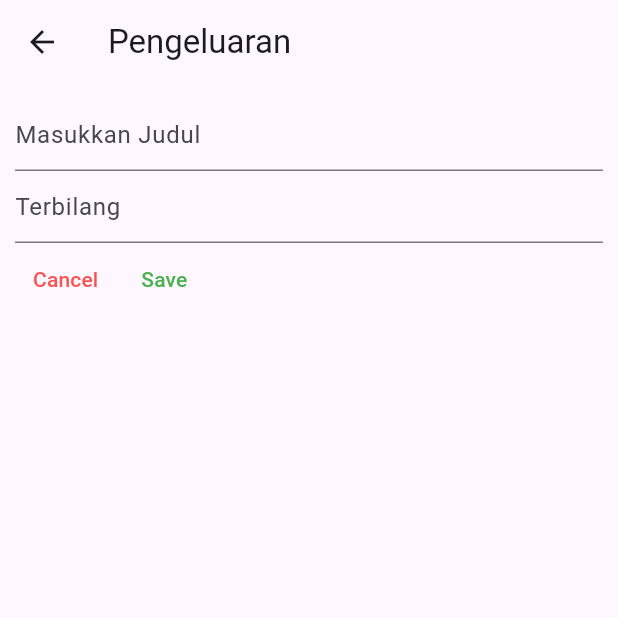
After one commit to abdillahfaiz/financial_record, a Flutter app: the screen it shows after launch, after a tap on "Pengeluaran", on a phone screen of 412 x 824 dp, the top half of it. The commit adds this screen. Run offline on Flutter 3.47's test engine with Material 2 defaults, Android fonts, the phone set to English and light mode, and no system bars; our stand-ins replace google_fonts; network calls fail.

Commit message:
add fitur pemasukan, pengeluaran, refresh

```diff
--- a/assets/finance_response_model.json
+++ /dev/null
@@ -1,5 +0,0 @@
-{
-    "success": true,
-    "message": "Succes to Update Data Financial Records",
-    "data": 2100000
-}
--- /dev/null
+++ b/lib/api/network_manager.dart
@@ -0,0 +1,60 @@
+import 'dart:convert';
+
+import 'package:financial_record/models/finance_models.dart';
+import 'package:financial_record/models/finance_total_models.dart';
+import 'package:http/http.dart' as http;
+
+class NetworkManager {
+  final baseUrl = 'http://127.0.0.1:8000/api';
+
+  // Future<List<FinanceData>> getAllData() async {
+  //   final response = await http.get(Uri.parse('${baseUrl}/data'));
+  //   if(response.statusCode == 200){
+  //     final data = List<FinanceData>.from(jsonDecode(response.body).map((e) => FinanceModel.fromJson(e))).toList();
+  //     return data;
+  //   }else {
+  //     throw Exception('Failed to load data');
+  //   }
+  // }
+
+  Future<FinanceData> getAllData() async {
+    final response =
+        await http.get(Uri.parse('http://127.0.0.1:8000/api/data'));
+    if (response.statusCode == 200) {
+      final data = jsonDecode(response.body);
+      FinanceData result = FinanceData.fromJson(data);
+      return result;
+    } else {
+      throw Exception('Failed to Load Data');
+    }
+
+
+  }
+
+  Future<FinanceTotalModel> getTotal() async {
+    final response = await http.get(Uri.parse('${baseUrl}/total'));
+    if (response.statusCode == 200) {
+      final data = jsonDecode(response.body);
+      FinanceTotalModel result = FinanceTotalModel.fromJson(data);
+      return result;
+    } else {
+      throw Exception('Failed to load data');
+    }
+  }
+
+  Future<FinanceData> createData(
+      String title, int counted, String category) async {
+    final response = await http.post(Uri.parse('$baseUrl/create'),
+        headers: {'Content-Type': 'application/json'},
+        body: jsonEncode(<String, dynamic>{
+          "title": title,
+          "counted": counted,
+          "category": category,
+        }));
+    if (response.statusCode == 200) {
+      return FinanceData.fromJson(jsonDecode(response.body));
+    } else {
+      throw Exception('Failed to create data');
+    }
+  }
+}
--- a/lib/main.dart
+++ b/lib/main.dart
@@ -1,7 +1,7 @@
-import 'package:financial_record/pages/add_data_screen.dart';
+import 'package:financial_record/pages/expense_page.dart';
+import 'package:financial_record/pages/income_page.dart';
 import 'package:financial_record/pages/home_screen.dart';
 import 'package:flutter/material.dart';
-import 'package:google_fonts/google_fonts.dart';
 
 void main() {
   runApp(const MyApp());
@@ -21,9 +21,10 @@ class MyApp extends StatelessWidget {
       ),
       routes: {
         '/' : (context) => const DashboardScreen(),
-        '/add-data' :(context) => const AddDataScreen()
+        '/income-data' :(context) => const AddDataScreen(),
+        '/expense-data' :(context) => const ExpenseScreen()
       },
-      // home: const DashboardScreen(),
+      // home: const IncomeScreen(),
     );
   }
 }
--- a/lib/models/finance_models.dart
+++ b/lib/models/finance_models.dart
@@ -8,10 +8,8 @@ class FinanceData {
   factory FinanceData.fromJson(Map<String, dynamic> json) {
     return FinanceData(
         financeData: List<FinanceModel>.from(
-                json["data"].map((e) => FinanceModel.fromJson(e))) ??
-            []);
+            json["data"].map((e) => FinanceModel.fromJson(e))));
   }
-
 
   @override
   String toString() => 'FinanceData(financeData: $financeData)';
--- /dev/null
+++ b/lib/pages/expense_page.dart
@@ -0,0 +1,84 @@
+import 'dart:convert';
+
+import 'package:financial_record/api/network_manager.dart';
+import 'package:financial_record/models/finance_models.dart';
+import 'package:financial_record/utils/form_create.dart';
+import 'package:flutter/material.dart';
+import 'package:http/http.dart' as http;
+
+class ExpenseScreen extends StatefulWidget {
+  const ExpenseScreen({super.key});
+
+  @override
+  State<ExpenseScreen> createState() => _ExpenseScreenState();
+}
+
+class _ExpenseScreenState extends State<ExpenseScreen> {
+  final titleController = TextEditingController();
+  final countedController = TextEditingController();
+  String _category = '';
+
+  late Future<FinanceData> futureData;
+
+  @override
+  void initState() {
+    super.initState();
+  }
+
+  @override
+  Widget build(BuildContext context) {
+    return Scaffold(
+      appBar: AppBar(
+        title: const Text('Pengeluaran'),
+      ),
+      body: Container(
+        padding: const EdgeInsets.all(10),
+        child: Column(
+          mainAxisSize: MainAxisSize.min,
+          children: [
+            FormCreateData(
+              formController: titleController,
+              hintText: 'Masukkan Judul',
+              typeInput: TextInputType.multiline,
+            ),
+            FormCreateData(
+              formController: countedController,
+              hintText: 'Terbilang',
+              typeInput: TextInputType.number,
+            ),
+            Row(
+              children: [
+                TextButton(
+                    onPressed: () {
+                      Navigator.pop(context);
+                    },
+                    child: const Text(
+                      'Cancel',
+                      style: TextStyle(
+                        color: Colors.redAccent,
+                      ),
+                    )),
+                TextButton(
+                    onPressed: () {
+                      setState(() {
+                        futureData = NetworkManager().createData(
+                            titleController.text,
+                            int.parse(countedController.text),
+                            'expense');
+                      });
+                      Navigator.pop(context);
+                    },
+                    child: const Text(
+                      'Save',
+                      style: TextStyle(
+                        color: Colors.green,
+                      ),
+                    )),
+              ],
+            )
+          ],
+        ),
+      ),
+    );
+  }
+}
--- a/lib/pages/home_screen.dart
+++ b/lib/pages/home_screen.dart
@@ -1,42 +1,14 @@
-import 'dart:convert';
-
+import 'package:financial_record/api/network_manager.dart';
 import 'package:financial_record/utils/add_button.dart';
 import 'package:financial_record/utils/app_bar.dart';
 import 'package:financial_record/utils/card_history.dart';
-import 'package:financial_record/utils/form_create.dart';
 import 'package:financial_record/models/finance_models.dart';
 import 'package:financial_record/models/finance_total_models.dart';
 import 'package:financial_record/utils/text_config.dart';
 import 'package:financial_record/utils/title_history.dart';
 import 'package:flutter/material.dart';
-import 'package:google_fonts/google_fonts.dart';
-import 'package:http/http.dart' as http;
 
 // ignore_for_file: camel_case_types, prefer_typing_uninitialized_variables
-
-Future<FinanceTotalModel> getTotal() async {
-  final response = await http.get(Uri.parse('http://127.0.0.1:8000/api/total'));
-  print(response.body);
-  if (response.statusCode == 200) {
-    final data = jsonDecode(response.body);
-    FinanceTotalModel result = FinanceTotalModel.fromJson(data);
-    return result;
-  } else {
-    throw Exception('Failed to load data');
-  }
-}
-
-Future<FinanceData> getAllData() async {
-  final response = await http.get(Uri.parse('http://127.0.0.1:8000/api/data'));
-  if (response.statusCode == 200) {
-    final data = jsonDecode(response.body);
-    FinanceData result = FinanceData.fromJson(data);
-    return result;
-  } else {
-    throw Exception('Failed to Load Data');
-  }
-}
-
 class DashboardScreen extends StatefulWidget {
   const DashboardScreen({Key? key}) : super(key: key);
 
@@ -46,20 +18,31 @@ class DashboardScreen extends StatefulWidget {
 
 class _DashboardScreenState extends State<DashboardScreen> {
   late Future<FinanceTotalModel> dataTotal;
-  late Future<FinanceData> allData;
+  late Future<FinanceData>? allData;
+
+  refreshAction() {
+    setState(() {
+      allData = NetworkManager().getAllData();
+      dataTotal = NetworkManager().getTotal();
+    });
+  }
 
   @override
   void initState() {
     super.initState();
-    dataTotal = getTotal();
-    allData = getAllData();
+    // getTotal();
+    // getAllData();
+    dataTotal = NetworkManager().getTotal();
+    allData = NetworkManager().getAllData();
   }
 
   @override
   Widget build(BuildContext context) {
     return Scaffold(
       backgroundColor: const Color(0xff0F111E),
-      body: Container(
+      body: SingleChildScrollView(
+        controller: ScrollController(),
+        child: Container(
           padding: const EdgeInsets.all(20.0),
           child: Column(
             children: [
@@ -83,7 +66,7 @@ class _DashboardScreenState extends State<DashboardScreen> {
                         fontSize: 40,
                         color: Colors.white,
                         fontWeight: FontWeight.w600,
-                      text: ' Rp. ${snapshot.data!.data.toString()}');
+                        text: ' Rp ${snapshot.data!.data.toString()}');
                   } else if (snapshot.hasError) {
                     return Center(child: Text('Error : ${snapshot.error}'));
                   }
@@ -97,11 +80,15 @@ class _DashboardScreenState extends State<DashboardScreen> {
                 mainAxisAlignment: MainAxisAlignment.spaceAround,
                 children: [
                   InkWell(
-                    onTap: () {},
+                      onTap: () {
+                        Navigator.pushNamed(context, '/income-data');
+                      },
                       child: AddFinance(
                           title: 'Pemasukan', image: 'assets/icon2.png')),
                   InkWell(
-                    onTap: () {},
+                      onTap: () {
+                        Navigator.pushNamed(context, '/expense-data');
+                      },
                       child: AddFinance(
                           title: 'Pengeluaran', image: 'assets/icon1.png')),
                 ],
@@ -113,12 +100,17 @@ class _DashboardScreenState extends State<DashboardScreen> {
               const SizedBox(
                 height: 10.0,
               ),
+              TextButton(
+                  onPressed: () {
+                    refreshAction();
+                  },
+                  child: const Text('Refresh')),
               FutureBuilder(
                   future: allData,
                   builder: ((context, snapshot) {
                     if (snapshot.hasData) {
-                    return Expanded(
-                      child: ListView.separated(
+                      return ListView.separated(
+                          shrinkWrap: true,
                           physics: const BouncingScrollPhysics(),
                           separatorBuilder: (context, index) {
                             return const Divider(
@@ -148,8 +140,7 @@ class _DashboardScreenState extends State<DashboardScreen> {
                                       '- ${snapshot.data!.financeData![index].counted.toString()}',
                                   color: Colors.red);
                             }
-                          }),
-                    );
+                          });
                     } else if (snapshot.hasError) {
                       return Center(
                         child: Text('Error : ${snapshot.error}'),
@@ -162,12 +153,7 @@ class _DashboardScreenState extends State<DashboardScreen> {
             ],
           ),
         ),
-      floatingActionButton: FloatingActionButton(
-          backgroundColor: Colors.green,
-          child: const Icon(Icons.add),
-          onPressed: () {
-            Navigator.pushNamed(context, '/add-data');
-          }),
+      ),
     );
   }
 }
```
Also changed, not shown: lib/pages/income_page.dart (renamed from lib/pages/add_data_screen.dart, +16 -47 lines), lib/utils/app_bar.dart (+22 -0 lines). Lines whose indentation alone changed are shown as unchanged.
